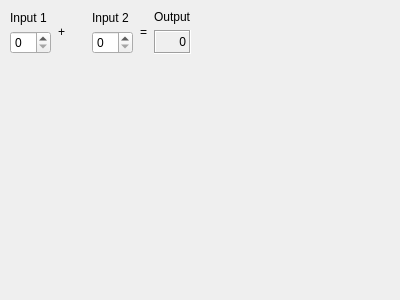
Above: calculatorform.ui from BanksCargill/QT before the change. Below: the same form after it.
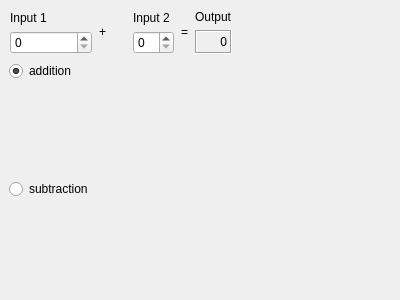
That is the form after the change.

What changed in the file:
```diff
--- a/calculatorform.ui
+++ b/calculatorform.ui
@@ -3,11 +3,8 @@
  <comment></comment>
  <exportmacro></exportmacro>
  <class>CalculatorForm</class>
- <widget class="QWidget" name="CalculatorForm" >
-  <property name="objectName" >
-   <string notr="true" >CalculatorForm</string>
-  </property>
-  <property name="geometry" >
+ <widget class="QWidget" name="CalculatorForm">
+  <property name="geometry">
    <rect>
     <x>0</x>
     <y>0</y>
@@ -15,44 +12,73 @@
     <height>300</height>
    </rect>
   </property>
-  <property name="sizePolicy" >
-   <sizepolicy>
-    <hsizetype>5</hsizetype>
-    <vsizetype>5</vsizetype>
+  <property name="sizePolicy">
+   <sizepolicy hsizetype="Preferred" vsizetype="Preferred">
     <horstretch>0</horstretch>
     <verstretch>0</verstretch>
    </sizepolicy>
   </property>
-  <property name="windowTitle" >
+  <property name="windowTitle">
    <string>Calculator Form</string>
   </property>
-  <layout class="QGridLayout" >
-   <property name="objectName" >
-    <string notr="true" />
+  <layout class="QGridLayout">
+   <property name="leftMargin">
+    <number>9</number>
    </property>
-   <property name="margin" >
+   <property name="topMargin">
     <number>9</number>
    </property>
-   <property name="spacing" >
+   <property name="rightMargin">
+    <number>9</number>
+   </property>
+   <property name="bottomMargin">
+    <number>9</number>
+   </property>
+   <property name="spacing">
     <number>6</number>
    </property>
-   <item row="0" column="6" >
-    <spacer>
-     <property name="objectName" >
-      <string notr="true" >horizontalSpacer</string>
+   <item row="2" column="0">
+    <widget class="QRadioButton" name="subtraction">
+     <property name="text">
+      <string>subtraction</string>
      </property>
-     <property name="geometry" >
-      <rect>
-       <x>239</x>
-       <y>9</y>
-       <width>152</width>
-       <height>52</height>
-      </rect>
+    </widget>
+   </item>
+   <item row="0" column="0">
+    <layout class="QVBoxLayout">
+     <property name="spacing">
+      <number>6</number>
      </property>
-     <property name="orientation" >
+     <property name="leftMargin">
+      <number>1</number>
+     </property>
+     <property name="topMargin">
+      <number>1</number>
+     </property>
+     <property name="rightMargin">
+      <number>1</number>
+     </property>
+     <property name="bottomMargin">
+      <number>1</number>
+     </property>
+     <item>
+      <widget class="QLabel" name="label">
+       <property name="text">
+        <string>Input 1</string>
+       </property>
+      </widget>
+     </item>
+     <item>
+      <widget class="QSpinBox" name="inputSpinBox1"/>
+     </item>
+    </layout>
+   </item>
+   <item row="0" column="6">
+    <spacer name="horizontalSpacer">
+     <property name="orientation">
       <enum>Qt::Horizontal</enum>
      </property>
-     <property name="sizeHint" >
+     <property name="sizeHint" stdset="0">
       <size>
        <width>40</width>
        <height>20</height>
@@ -60,102 +86,103 @@
      </property>
     </spacer>
    </item>
-   <item row="0" column="4" >
-    <widget class="QLabel" name="label_3_2" >
-     <property name="objectName" >
-      <string notr="true" >label_3_2</string>
-     </property>
-     <property name="geometry" >
-      <rect>
-       <x>169</x>
-       <y>9</y>
-       <width>20</width>
-       <height>52</height>
-      </rect>
-     </property>
-     <property name="text" >
+   <item row="0" column="4">
+    <widget class="QLabel" name="label_3_2">
+     <property name="text">
       <string>=</string>
      </property>
-     <property name="alignment" >
+     <property name="alignment">
       <set>Qt::AlignCenter</set>
      </property>
     </widget>
    </item>
-   <item row="0" column="5" >
-    <layout class="QVBoxLayout" >
-     <property name="objectName" >
-      <string notr="true" />
-     </property>
-     <property name="margin" >
-      <number>1</number>
-     </property>
-     <property name="spacing" >
+   <item row="0" column="5">
+    <layout class="QVBoxLayout">
+     <property name="spacing">
       <number>6</number>
      </property>
+     <property name="leftMargin">
+      <number>1</number>
+     </property>
+     <property name="topMargin">
+      <number>1</number>
+     </property>
+     <property name="rightMargin">
+      <number>1</number>
+     </property>
+     <property name="bottomMargin">
+      <number>1</number>
+     </property>
      <item>
-      <widget class="QLabel" name="label_2_2_2" >
-       <property name="objectName" >
-        <string notr="true" >label_2_2_2</string>
-       </property>
-       <property name="geometry" >
-        <rect>
-         <x>1</x>
-         <y>1</y>
-         <width>36</width>
-         <height>17</height>
-        </rect>
-       </property>
-       <property name="text" >
+      <widget class="QLabel" name="label_2_2_2">
+       <property name="text">
         <string>Output</string>
        </property>
       </widget>
      </item>
      <item>
-      <widget class="QLabel" name="outputWidget" >
-       <property name="objectName" >
-        <string notr="true" >outputWidget</string>
-       </property>
-       <property name="geometry" >
-        <rect>
-         <x>1</x>
-         <y>24</y>
-         <width>36</width>
-         <height>27</height>
-        </rect>
-       </property>
-       <property name="frameShape" >
+      <widget class="QLabel" name="outputWidget">
+       <property name="frameShape">
         <enum>QFrame::Box</enum>
        </property>
-       <property name="frameShadow" >
+       <property name="frameShadow">
         <enum>QFrame::Sunken</enum>
        </property>
-       <property name="text" >
+       <property name="text">
         <string>0</string>
        </property>
-       <property name="alignment" >
-        <set>Qt::AlignAbsolute|Qt::AlignBottom|Qt::AlignCenter|Qt::AlignHCenter|Qt::AlignHorizontal_Mask|Qt::AlignJustify|Qt::AlignLeading|Qt::AlignLeft|Qt::AlignRight|Qt::AlignTop|Qt::AlignTrailing|Qt::AlignVCenter|Qt::AlignVertical_Mask</set>
+       <property name="alignment">
+        <set>Qt::AlignAbsolute|Qt::AlignBaseline|Qt::AlignBottom|Qt::AlignCenter|Qt::AlignHCenter|Qt::AlignHorizontal_Mask|Qt::AlignJustify|Qt::AlignLeading|Qt::AlignLeft|Qt::AlignRight|Qt::AlignTop|Qt::AlignTrailing|Qt::AlignVCenter|Qt::AlignVertical_Mask</set>
        </property>
       </widget>
      </item>
     </layout>
    </item>
-   <item row="1" column="2" >
-    <spacer>
-     <property name="objectName" >
-      <string notr="true" >verticalSpacer</string>
+   <item row="0" column="1">
+    <widget class="QLabel" name="label_3">
+     <property name="text">
+      <string>+</string>
      </property>
-     <property name="geometry" >
-      <rect>
-       <x>89</x>
-       <y>67</y>
-       <width>20</width>
-       <height>224</height>
-      </rect>
+     <property name="alignment">
+      <set>Qt::AlignCenter</set>
      </property>
-     <property name="orientation" >
+    </widget>
+   </item>
+   <item row="0" column="3">
+    <layout class="QVBoxLayout">
+     <property name="spacing">
+      <number>6</number>
+     </property>
+     <property name="leftMargin">
+      <number>1</number>
+     </property>
+     <property name="topMargin">
+      <number>1</number>
+     </property>
+     <property name="rightMargin">
+      <number>1</number>
+     </property>
+     <property name="bottomMargin">
+      <number>1</number>
+     </property>
+     <item>
+      <widget class="QLabel" name="label_2">
+       <property name="text">
+        <string>Input 2</string>
+       </property>
+      </widget>
+     </item>
+     <item>
+      <widget class="QSpinBox" name="inputSpinBox2"/>
+     </item>
+    </layout>
+   </item>
+   <item row="2" column="2">
+    <spacer name="verticalSpacer">
+     <property name="orientation">
       <enum>Qt::Vertical</enum>
      </property>
-     <property name="sizeHint" >
+     <property name="sizeHint" stdset="0">
       <size>
        <width>20</width>
        <height>40</height>
@@ -163,119 +190,16 @@
      </property>
     </spacer>
    </item>
-   <item row="0" column="3" >
-    <layout class="QVBoxLayout" >
-     <property name="objectName" >
-      <string notr="true" />
+   <item row="1" column="0">
+    <widget class="QRadioButton" name="addition">
+     <property name="text">
+      <string>addition</string>
      </property>
-     <property name="margin" >
-      <number>1</number>
-     </property>
-     <property name="spacing" >
-      <number>6</number>
-     </property>
-     <item>
-      <widget class="QLabel" name="label_2" >
-       <property name="objectName" >
-        <string notr="true" >label_2</string>
-       </property>
-       <property name="geometry" >
-        <rect>
-         <x>1</x>
-         <y>1</y>
-         <width>46</width>
-         <height>19</height>
-        </rect>
-       </property>
-       <property name="text" >
-        <string>Input 2</string>
-       </property>
-      </widget>
-     </item>
-     <item>
-      <widget class="QSpinBox" name="inputSpinBox2" >
-       <property name="objectName" >
-        <string notr="true" >inputSpinBox2</string>
-       </property>
-       <property name="geometry" >
-        <rect>
-         <x>1</x>
-         <y>26</y>
-         <width>46</width>
-         <height>25</height>
-        </rect>
-       </property>
-      </widget>
-     </item>
-    </layout>
-   </item>
-   <item row="0" column="1" >
-    <widget class="QLabel" name="label_3" >
-     <property name="objectName" >
-      <string notr="true" >label_3</string>
-     </property>
-     <property name="geometry" >
-      <rect>
-       <x>63</x>
-       <y>9</y>
-       <width>20</width>
-       <height>52</height>
-      </rect>
-     </property>
-     <property name="text" >
-      <string>+</string>
-     </property>
-     <property name="alignment" >
-      <set>Qt::AlignCenter</set>
+     <property name="checked">
+      <bool>true</bool>
      </property>
     </widget>
    </item>
-   <item row="0" column="0" >
-    <layout class="QVBoxLayout" >
-     <property name="objectName" >
-      <string notr="true" />
-     </property>
-     <property name="margin" >
-      <number>1</number>
-     </property>
-     <property name="spacing" >
-      <number>6</number>
-     </property>
-     <item>
-      <widget class="QLabel" name="label" >
-       <property name="objectName" >
-        <string notr="true" >label</string>
-       </property>
-       <property name="geometry" >
-        <rect>
-         <x>1</x>
-         <y>1</y>
-         <width>46</width>
-         <height>19</height>
-        </rect>
-       </property>
-       <property name="text" >
-        <string>Input 1</string>
-       </property>
-      </widget>
-     </item>
-     <item>
-      <widget class="QSpinBox" name="inputSpinBox1" >
-       <property name="objectName" >
-        <string notr="true" >inputSpinBox1</string>
-       </property>
-       <property name="geometry" >
-        <rect>
-         <x>1</x>
-         <y>26</y>
-         <width>46</width>
-         <height>25</height>
-        </rect>
-       </property>
-      </widget>
-     </item>
-    </layout>
-   </item>
   </layout>
  </widget>
  <pixmapfunction></pixmapfunction>
```
Left out of the diff: 7 changed lines with no effect on the pictures.
